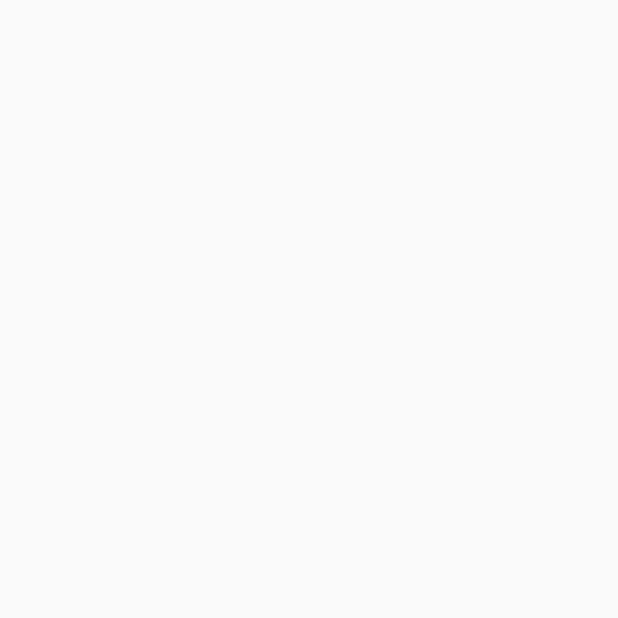
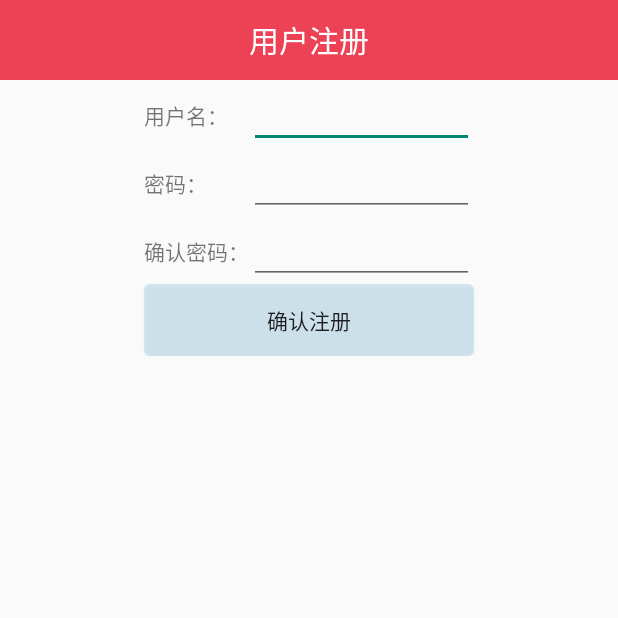
Before and after one commit to RoyalWhit3/dazuoye, an Android app: the Register screen opened directly, with no data from a screen before it, on a phone screen of 412 x 824 dp, the top half of it. Before the commit the part shown is empty. Run offline under Robolectric (Android 15) with nearby library versions, the phone set to English and light mode, and no system bars.

Commit message:
完善注册界面，上下菜单栏

```diff
--- a/app/build.gradle
+++ b/app/build.gradle
@@ -4,7 +4,7 @@ android {
     compileSdkVersion 26
     defaultConfig {
         applicationId "com.example.hu.dazuoye"
-        minSdkVersion 24
+        minSdkVersion 22
         targetSdkVersion 26
         versionCode 1
         versionName "1.0"
--- a/app/src/main/AndroidManifest.xml
+++ b/app/src/main/AndroidManifest.xml
@@ -16,9 +16,11 @@
                 <category android:name="android.intent.category.LAUNCHER" />
             </intent-filter>
         </activity>
-        <activity android:name=".MainActivity"></activity>
+        <activity android:name=".MainActivity" />
         <activity android:name=".Login" />
         <activity android:name=".Register" />
+        <activity android:name=".TitleActivity" />
+        <activity android:name=".ReCharge" />
     </application>
 
 </manifest>
--- a/app/src/main/java/com/example/hu/dazuoye/Login.java
+++ b/app/src/main/java/com/example/hu/dazuoye/Login.java
@@ -25,6 +25,7 @@ public class Login extends AppCompatActivity {
     }
 
     public void register(View v){
+
         startActivity(new Intent(this,Register.class));
     }
 }
--- a/app/src/main/java/com/example/hu/dazuoye/Register.java
+++ b/app/src/main/java/com/example/hu/dazuoye/Register.java
@@ -1,18 +1,35 @@
 package com.example.hu.dazuoye;
 
+import android.app.Activity;
+import android.content.Intent;
 import android.os.Bundle;
-import android.os.PersistableBundle;
 import android.support.annotation.Nullable;
-import android.support.v7.app.AppCompatActivity;
+import android.view.View;
 
 /**
  * Created by a1398 on 2018/1/5.
  */
 
-public class Register extends AppCompatActivity {
+public class Register extends TitleActivity {
     @Override
     public void onCreate(@Nullable Bundle savedInstanceState) {
         super.onCreate(savedInstanceState);
         setContentView(R.layout.register);
+
+        setTitle("用户注册");
+        showBackwardView(R.string.text_back,false);
+        showEndView(false);
+
+
+    }
+
+
+    public void btn_register(View view) {
+        //点击注册
+
+
+
+        //跳转登录
+        startActivity(new Intent(this,Login.class));
     }
 }
--- /dev/null
+++ b/app/src/main/java/com/example/hu/dazuoye/TitleActivity.java
@@ -0,0 +1,224 @@
+package com.example.hu.dazuoye;
+
+import android.app.Activity;
+import android.content.Intent;
+import android.os.Bundle;
+import android.support.annotation.Nullable;
+import android.support.v7.app.AppCompatActivity;
+import android.view.View;
+import android.view.ViewGroup;
+import android.widget.Button;
+import android.widget.FrameLayout;
+import android.widget.ImageButton;
+import android.widget.LinearLayout;
+import android.widget.TextView;
+
+/**
+ * Created by a1398 on 2018/1/6.
+ */
+
+public class TitleActivity extends AppCompatActivity implements View.OnClickListener {
+
+    private TextView mTitleTextView;
+    private Button mBackwardbButton;
+    private FrameLayout mContentLayout;
+    private LinearLayout mEndView;
+    private LinearLayout mLeft;
+    private LinearLayout mHome;
+    private LinearLayout mRight;
+    private ImageButton mLeftImg;
+    private ImageButton mHomeImg;
+    private ImageButton mRightImg;
+    private CharSequence last_title = null;
+
+
+    @Override
+    public void onCreate(@Nullable Bundle savedInstanceState) {
+        super.onCreate(savedInstanceState);
+        setupViews();  //加载 title_activity 布局，并获取标题和按钮
+    }
+
+    private void setupViews() {
+        super.setContentView(R.layout.title_activity);
+        mTitleTextView = (TextView) findViewById(R.id.text_title);
+        mContentLayout = (FrameLayout) findViewById(R.id.layout_title);
+        mEndView = (LinearLayout) findViewById(R.id.end_View);
+        mBackwardbButton = (Button) findViewById(R.id.button_back_arrow);
+        mLeft = (LinearLayout) findViewById(R.id.tab_1);
+        mHome = (LinearLayout) findViewById(R.id.tab_2);
+        mRight = (LinearLayout) findViewById(R.id.tab_3);
+        mLeftImg = (ImageButton) findViewById(R.id.tab_1_img);
+        mHomeImg = (ImageButton) findViewById(R.id.tab_2_img);
+        mRightImg = (ImageButton) findViewById(R.id.tab_3_img);
+
+    }
+
+
+    /*
+    * 是否显示返回按钮
+    *
+    * @param backwardResident 文字
+    * @param show  true 显示
+    *
+    * */
+    protected void showBackwardView(int backwordResId, boolean show){
+        if(mBackwardbButton!=null){
+            if (show) {
+                mBackwardbButton.setText(backwordResId);
+                mBackwardbButton.setVisibility(View.VISIBLE);
+            }else{
+                mBackwardbButton.setVisibility(View.INVISIBLE);
+            }
+
+        }
+    }
+/*
+* 在某些界面使底部导航栏不可见
+*
+*
+* */
+
+    protected void showEndView(boolean show){
+        if(mEndView!=null){
+            if (show){
+                mEndView.setVisibility(View.VISIBLE);
+            }else {
+                mEndView.setVisibility(View.INVISIBLE);
+            }
+        }
+    }
+
+    /*
+    * 返回按钮点击后触发
+    *
+    * @param forwardView
+    *
+    * */
+
+    protected void  onBackward(View backwardView){
+        //Toast.makeText(this,"调用finish（）",Toast.LENGTH_LONG).show();
+        finish();
+    }
+
+    //重置底部菜单栏图片并加深当前图片
+    public void setBottomImg(String flag){
+        switch (flag){
+            case "home":
+                resetImg();
+                mHomeImg.setImageResource(R.drawable.home_1);
+                break;
+            case "left":
+                resetImg();
+                mLeftImg.setImageResource(R.drawable.left_1);
+                break;
+            case "right":
+                resetImg();
+                mRightImg.setImageResource(R.drawable.right_1);
+                break;
+            default:
+                break;
+        }
+    }
+
+    protected void onHomeward(View homewardView){
+
+        //resetImg();
+        //mHomeImg.setImageResource(R.drawable.home_1);
+        startActivity(new Intent(this,MainActivity.class));
+        //Toast.makeText(this,"调用finish（）",Toast.LENGTH_SHORT).show();
+
+    }
+
+    protected void onLeftward(View leftwardView){
+
+        startActivity(new Intent(this,Login.class));
+    }
+
+    protected void onRightward(View rightwardView){
+
+        startActivity(new Intent(this,ReCharge.class));
+    }
+
+    //设置标题内容
+
+    public void setTitle (int titleId){
+        mTitleTextView.setText(titleId);
+    }
+
+    //设置标题内容
+
+    public void setTitle (CharSequence title){
+        mTitleTextView.setText(title);
+        last_title = title;
+
+    }
+
+    //设置标题颜色
+
+    public void setTitleColor (int textColor){
+        mTitleTextView.setTextColor(textColor);
+    }
+
+    //取出FrameLayout并调用父类removeAllViews()方法
+
+
+    @Override
+    public void setContentView(int layoutResID) {
+        mContentLayout.removeAllViews();
+        View.inflate(this,layoutResID,mContentLayout);
+        onContentChanged();
+    }
+
+    @Override
+    public void setContentView(View view) {
+        mContentLayout.removeAllViews();
+        mContentLayout.addView(view);
+        onContentChanged();
+    }
+
+    @Override
+    public void setContentView(View view, ViewGroup.LayoutParams params) {
+        mContentLayout.removeAllViews();
+        mContentLayout.addView(view,params);
+        onContentChanged();
+    }
+
+    /*
+    *
+    * 按钮点击调用的方法
+    * */
+
+    @Override
+    public void onClick(View view) {
+        switch (view.getId()){
+            case R.id.button_back_arrow:
+                onBackward(view);
+                break;
+            case R.id.tab_1:
+                onLeftward(view);
+                break;
+            case R.id.tab_2:
+                //Toast.makeText(this,"111",Toast.LENGTH_SHORT).show();
+                onHomeward(view);
+                break;
+            case R.id.tab_3:
+                //Toast.makeText(this,"111",Toast.LENGTH_SHORT).show();
+                onRightward(view);
+                break;
+            default:
+                break;
+        }
+    }
+    private void resetImg(){
+        mLeftImg.setImageResource(R.drawable.left_2);
+        mHomeImg.setImageResource(R.drawable.home_2);
+        mRightImg.setImageResource(R.drawable.right_2);
+
+    }
+
+
+    public CharSequence getTitle_1(){
+        return last_title;
+
+    }
+}
--- /dev/null
+++ b/app/src/main/res/layout/find_password.xml
@@ -0,0 +1,6 @@
+<?xml version="1.0" encoding="utf-8"?>
+<android.support.constraint.ConstraintLayout
+    xmlns:android="http://schemas.android.com/apk/res/android" android:layout_width="match_parent"
+    android:layout_height="match_parent">
+
+</android.support.constraint.ConstraintLayout>
--- /dev/null
+++ b/app/src/main/res/layout/recharge.xml
@@ -0,0 +1,6 @@
+<?xml version="1.0" encoding="utf-8"?>
+<android.support.constraint.ConstraintLayout
+    xmlns:android="http://schemas.android.com/apk/res/android" android:layout_width="match_parent"
+    android:layout_height="match_parent">
+
+</android.support.constraint.ConstraintLayout>
--- a/app/src/main/res/layout/register.xml
+++ b/app/src/main/res/layout/register.xml
@@ -1,8 +1,87 @@
 <?xml version="1.0" encoding="utf-8"?>
 <android.support.constraint.ConstraintLayout xmlns:android="http://schemas.android.com/apk/res/android"
+    xmlns:app="http://schemas.android.com/apk/res-auto"
     android:layout_width="match_parent"
     android:layout_height="match_parent"
     xmlns:tools="http://schemas.android.com/tools"
     tools:context=".Register">
 
+
+
+    <FrameLayout
+        android:layout_width="match_parent"
+        android:layout_height="match_parent">
+        <ScrollView
+            android:layout_width="match_parent"
+            android:layout_height="match_parent"
+            android:scrollbars="vertical"
+            android:fadingEdge="vertical">
+            <LinearLayout
+                android:layout_width="match_parent"
+                android:layout_height="match_parent"
+                android:orientation="vertical">
+
+                <TableLayout
+                    android:layout_width="match_parent"
+                    android:layout_height="match_parent"
+                    android:stretchColumns="0,3">
+                    <TableRow>
+                        <TextView />
+                        <TextView
+                            android:layout_width="wrap_content"
+                            android:layout_height="wrap_content"
+                            android:text="用户名："/>
+                        <EditText
+                            android:layout_width="wrap_content"
+                            android:layout_height="wrap_content"
+                            android:minWidth="150dp"/>
+                        <TextView />
+                    </TableRow>
+                    <TableRow>
+                        <TextView />
+                        <TextView
+                            android:layout_width="wrap_content"
+                            android:layout_height="wrap_content"
+                            android:text="密码："/>
+                        <EditText
+                            android:layout_width="wrap_content"
+                            android:layout_height="wrap_content"
+                            android:inputType="textPassword"
+                            android:minWidth="150dp"/>
+                        <TextView />
+
+                    </TableRow>
+                    <TableRow>
+
+                        <TextView />
+                        <TextView
+                            android:layout_width="wrap_content"
+                            android:layout_height="wrap_content"
+                            android:text="确认密码："/>
+                        <EditText
+                            android:layout_width="wrap_content"
+                            android:layout_height="wrap_content"
+                            android:inputType="textPassword"
+                            android:minWidth="150dp"/>
+                        <TextView />
+                    </TableRow>
+                    <TableRow>
+                        <TextView />
+                        <Button
+                            android:onClick="btn_register"
+                            android:layout_span="2"
+                            android:layout_width="wrap_content"
+                            android:layout_height="wrap_content"
+                            android:text="确认注册"
+                            android:layout_weight="2"
+                            android:background="@drawable/ripple_bg"
+                            />
+                        <TextView />
+                    </TableRow>
+                </TableLayout>
+
+            </LinearLayout>
+        </ScrollView>
+
+    </FrameLayout>
 </android.support.constraint.ConstraintLayout>
--- /dev/null
+++ b/app/src/main/res/layout/title_activity.xml
@@ -0,0 +1,21 @@
+<?xml version="1.0" encoding="utf-8"?>
+<LinearLayout xmlns:android="http://schemas.android.com/apk/res/android"
+    xmlns:app="http://schemas.android.com/apk/res-auto"
+    xmlns:tools="http://schemas.android.com/tools"
+    android:layout_width="match_parent"
+    android:layout_height="match_parent"
+    android:orientation="vertical">
+
+    <include layout="@layout/title_layout" />
+
+    <FrameLayout
+        android:layout_width="match_parent"
+        android:layout_height="wrap_content"
+        android:layout_weight="1"
+        android:id="@+id/layout_title">
+
+    </FrameLayout>
+
+    <include layout="@layout/end_layout" />
+
+</LinearLayout>
--- /dev/null
+++ b/app/src/main/res/layout/title_layout.xml
@@ -0,0 +1,41 @@
+<?xml version="1.0" encoding="utf-8"?>
+<RelativeLayout
+    xmlns:android="http://schemas.android.com/apk/res/android"
+    android:id="@+id/layout_titlebar"
+    android:layout_width="match_parent"
+    android:layout_height="53dp"
+    android:background="@color/title_background_red">
+
+        <TextView
+            android:id="@+id/text_title"
+            android:layout_width="match_parent"
+            android:layout_height="match_parent"
+            android:ellipsize="marquee"
+            android:gravity="center_horizontal|center"
+            android:singleLine="true"
+            android:text="标题栏"
+            android:textColor="#ffffff"
+            android:textSize="20dp" />
+
+        <Button
+            android:id="@+id/button_back_arrow"
+            android:layout_width="120dp"
+            android:layout_height="match_parent"
+            android:layout_alignParentStart="true"
+            android:layout_alignParentTop="true"
+            android:background="#00ffffff"
+            android:drawableLeft="@drawable/back"
+            android:drawablePadding="6dp"
+            android:ellipsize="end"
+            android:gravity="center_vertical|left"
+            android:onClick="onClick"
+            android:paddingLeft="5dp"
+            android:singleLine="true"
+            android:text="返回"
+            android:textColor="#ffffff"
+            android:textSize="20dp"
+            android:visibility="visible" />
+
+
+
+</RelativeLayout>
--- a/app/src/main/res/values/colors.xml
+++ b/app/src/main/res/values/colors.xml
@@ -4,4 +4,5 @@
     <color name="colorPrimaryDark">#303F9F</color>
     <color name="colorAccent">#FF4081</color>
     <color name="pink">#ff6ec7</color>
+    <color name="title_background_red">#ed4255</color>
 </resources>
--- a/app/src/main/res/values/strings.xml
+++ b/app/src/main/res/values/strings.xml
@@ -1,3 +1,4 @@
 <resources>
     <string name="app_name">dazuoye</string>
+    <string name="text_back">返回</string>
 </resources>
```
Also changed, not shown: app/src/main/java/com/example/hu/dazuoye/MainActivity.java (+6 -2 lines), app/src/main/java/com/example/hu/dazuoye/ReCharge.java (added, +23 -0 lines), app/src/main/res/layout/end_layout.xml (added, +81 -0 lines).
